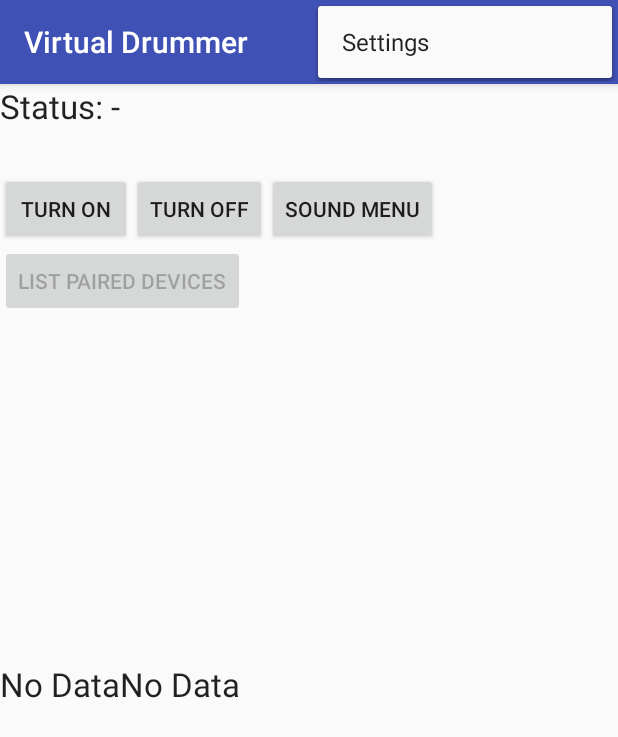
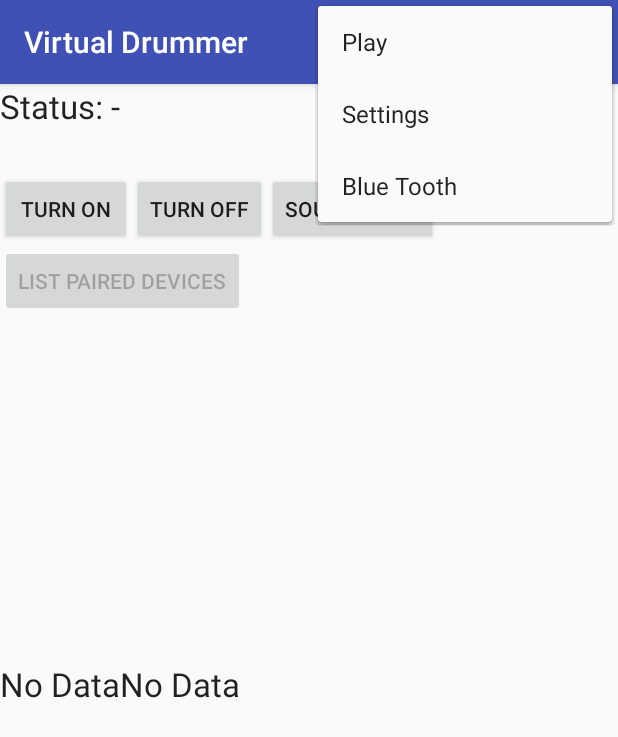
Before and after one commit to chaseadams509/Shared_VirtualDrummer, an Android app: the screen it shows after launch (hw_activity), with the options menu open, on a phone screen of 412 x 824 dp. Shown: the top 737 px of the screen. Run offline under Robolectric (Android 15) with nearby library versions, the light colour scheme and no system bars.

Commit message:
added contexts switches to menus

```diff
--- a/app/src/main/java/s10/shared_virtualdrummer/hw_activity.java
+++ b/app/src/main/java/s10/shared_virtualdrummer/hw_activity.java
@@ -59,7 +59,7 @@ public class hw_activity extends AppCompatActivity {
         setContentView(R.layout.activity_hw_activity);
         Toolbar toolbar = (Toolbar) findViewById(R.id.toolbar);
         setSupportActionBar(toolbar);
-
+        /*
         Button soundMenu = (Button) findViewById(R.id.SoundMenu);
         soundMenu.setOnClickListener(new View.OnClickListener() {
             @Override
@@ -68,6 +68,16 @@ public class hw_activity extends AppCompatActivity {
                 startActivity(intent);
             }
         });
+
+        Button menus = (Button) findViewById(R.id.Menus);
+        menus.setOnClickListener(new View.OnClickListener() {
+            @Override
+            public void onClick(View v) {
+                Intent intent = new Intent(hw_activity.this, Menus.class);
+                startActivity(intent);
+            }
+        });
+        */
 
         myBluetoothAdapter = BluetoothAdapter.getDefaultAdapter();
         if(myBluetoothAdapter == null) {
@@ -247,7 +257,21 @@ public class hw_activity extends AppCompatActivity {
         int id = item.getItemId();
 
         //noinspection SimplifiableIfStatement
+        if (id == R.id.action_play) {
+            Intent intent = new Intent(hw_activity.this, Sound.class);
+            startActivity(intent);
+            return true;
+        }
         if (id == R.id.action_settings) {
+            Intent intent = new Intent(hw_activity.this, Menus.class);
+            startActivity(intent);
+            return true;
+        }
+        if (id == R.id.action_blue_tooth) {
+            /*
+            Intent intent = new Intent(hw_activity.this, hw_activity.class);
+            startActivity(intent);
+            */
             return true;
         }
 
--- a/app/src/main/res/menu/menu_hw_activity.xml
+++ b/app/src/main/res/menu/menu_hw_activity.xml
@@ -3,8 +3,18 @@
     xmlns:tools="http://schemas.android.com/tools"
     tools:context="s10.shared_virtualdrummer">
     <item
+        android:id="@+id/action_play"
+        android:orderInCategory="100"
+        android:title="@string/action_play"
+        app:showAsAction="never" />
+    <item
         android:id="@+id/action_settings"
         android:orderInCategory="100"
         android:title="@string/action_settings"
         app:showAsAction="never" />
+    <item
+        android:id="@+id/action_blue_tooth"
+        android:orderInCategory="100"
+        android:title="@string/action_blue_tooth"
+        app:showAsAction="never" />
 </menu>
--- a/app/src/main/res/values/strings.xml
+++ b/app/src/main/res/values/strings.xml
@@ -1,6 +1,8 @@
 <resources>
     <string name="app_name">Virtual Drummer</string>
+    <string name="action_play">Play</string>
     <string name="action_settings">Settings</string>
+    <string name="action_blue_tooth">Blue Tooth</string>
     <string name="status_text">Status: -</string>
     <string name="on_text">Turn On</string>
     <string name="off_text">Turn Off</string>
```
